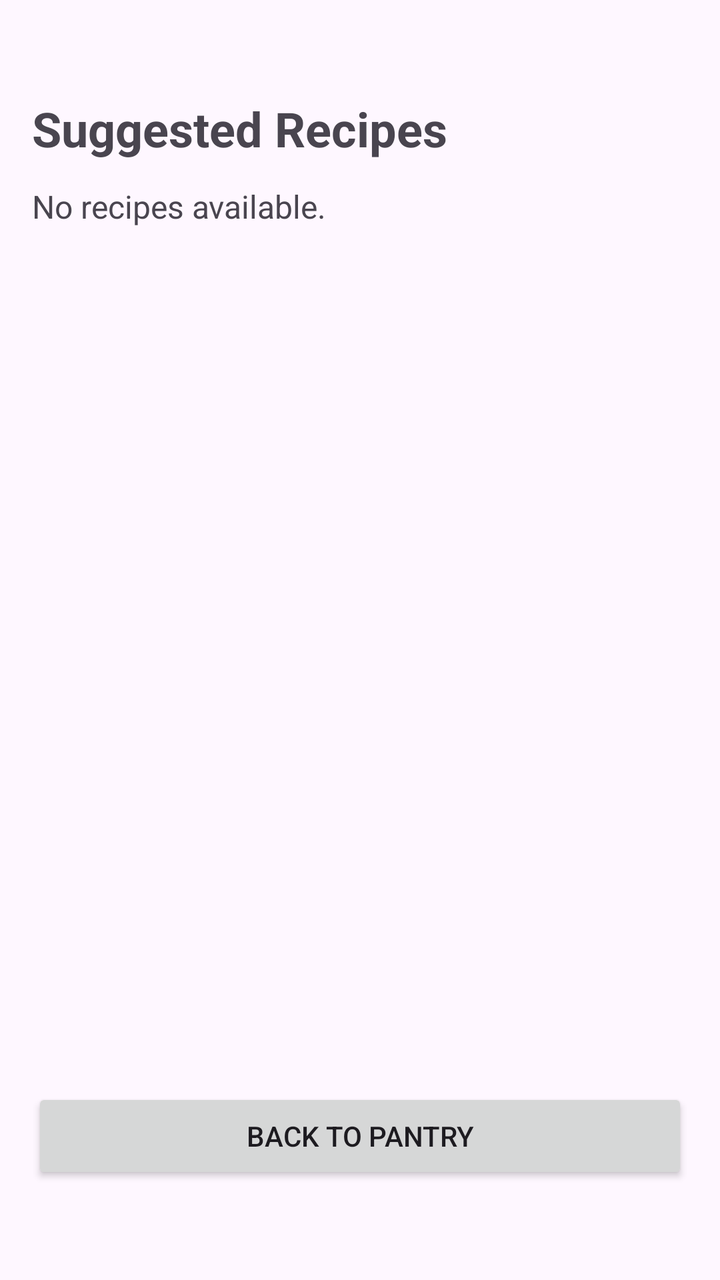
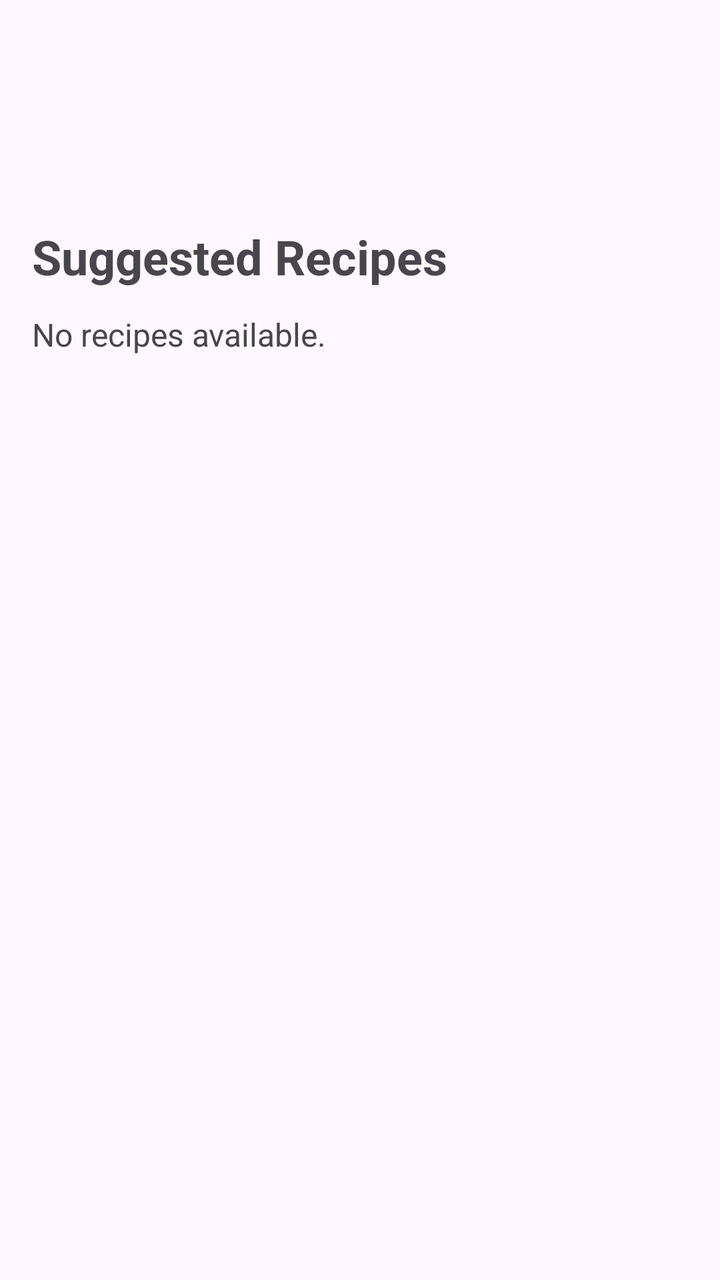

The first picture is an Android layout as it rendered before a commit; the second is the same layout after the commit. The layout source and the unified diff follow.
<!-- AndroidManifest.xml: application theme Theme.SmartPantryManager -->
<!-- res/layout/activity_suggested_recipes.xml -->
<?xml version="1.0" encoding="utf-8"?>
<LinearLayout xmlns:android="http://schemas.android.com/apk/res/android"
    android:layout_width="match_parent"
    android:layout_height="match_parent"
    android:orientation="vertical"
    android:paddingLeft="16dp"
    android:paddingTop="48dp"
    android:paddingRight="16dp"
    android:paddingBottom="40dp">

    <TextView
        android:id="@+id/tvSuggestedRecipesTitle"
        android:layout_width="wrap_content"
        android:layout_height="wrap_content"
        android:text="Suggested Recipes"
        android:textSize="24sp"
        android:textStyle="bold"
        android:layout_marginBottom="12dp" />

    <TextView
        android:id="@+id/tvSuggestedRecipesMessage"
        android:layout_width="wrap_content"
        android:layout_height="wrap_content"
        android:text="No recipes available."
        android:textSize="16sp"
        android:layout_marginBottom="8dp" />

    <androidx.recyclerview.widget.RecyclerView
        android:id="@+id/recyclerViewRecipes"
        android:layout_width="match_parent"
        android:layout_height="0dp"
        android:layout_weight="1" />

    <Button
        android:id="@+id/btnBackToPantry"
        android:layout_width="match_parent"
        android:layout_height="wrap_content"
        android:layout_marginTop="8dp"
        android:layout_marginBottom="8dp"
        android:text="Back to Pantry" />

</LinearLayout>
<!-- resources referenced by this layout -->
<resources>
  <style name="Theme.SmartPantryManager" parent="Base.Theme.SmartPantryManager" />
  <style name="Base.Theme.SmartPantryManager" parent="Theme.Material3.DayNight.NoActionBar">
          
          
      </style>
</resources>

<!-- the commit's change to res/layout/activity_suggested_recipes.xml (unified diff, before → after) -->
@@ -7,6 +7,13 @@
     android:paddingTop="48dp"
     android:paddingRight="16dp"
     android:paddingBottom="40dp">
+
+    <androidx.appcompat.widget.Toolbar
+        android:id="@+id/suggestedRecipesToolbar"
+        android:layout_width="match_parent"
+        android:layout_height="wrap_content"
+        android:minHeight="?attr/actionBarSize"
+        android:title="Suggested Recipes" />
 
     <TextView
         android:id="@+id/tvSuggestedRecipesTitle"
@@ -31,12 +38,4 @@
         android:layout_height="0dp"
         android:layout_weight="1" />
 
-    <Button
-        android:id="@+id/btnBackToPantry"
-        android:layout_width="match_parent"
-        android:layout_height="wrap_content"
-        android:layout_marginTop="8dp"
-        android:layout_marginBottom="8dp"
-        android:text="Back to Pantry" />
-
 </LinearLayout>
